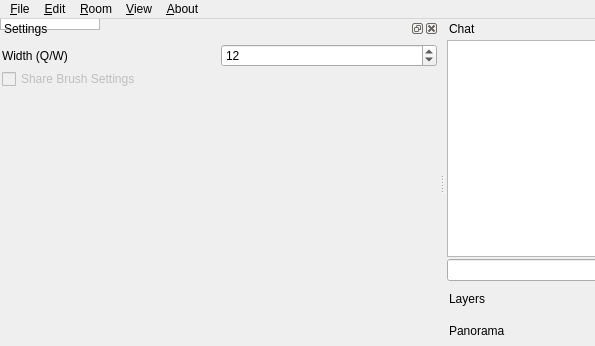
Above: widgets/mainwindow.ui from liuyanghejerry/painttyWidget before the change; both pictures show x 0 to 595 and y 0 to 346 of the 963 by 346 pixel window. Below: the same form after it.
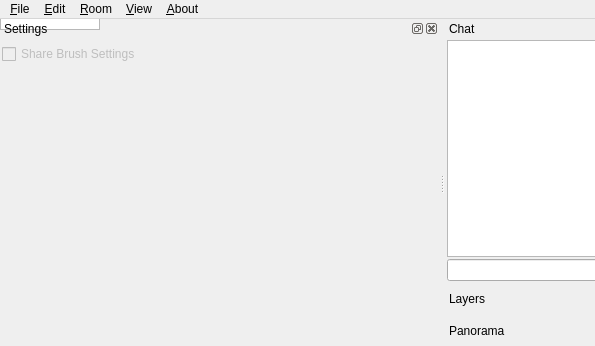
That is the form after the change. Custom widgets are drawn as their Qt base class.

Commit message: change: move width control to toolbar.

```diff
--- a/widgets/mainwindow.ui
+++ b/widgets/mainwindow.ui
@@ -55,33 +55,6 @@
      <item>
       <widget class="ColorGrid" name="colorGrid" native="true"/>
      </item>
-     <item>
-      <layout class="QHBoxLayout" name="horizontalLayout_3">
-       <property name="spacing">
-        <number>2</number>
-       </property>
-       <item>
-        <widget class="QLabel" name="label">
-         <property name="text">
-          <string>Width (Q/W)</string>
-         </property>
-        </widget>
-       </item>
-       <item>
-        <widget class="QSpinBox" name="spinBox">
-         <property name="minimum">
-          <number>1</number>
-         </property>
-         <property name="maximum">
-          <number>100</number>
-         </property>
-         <property name="value">
-          <number>12</number>
-         </property>
-        </widget>
-       </item>
-      </layout>
-     </item>
      <item>
       <widget class="QCheckBox" name="checkBox">
        <property name="enabled">
```
Left out of the diff: 3 changed lines with no effect on the pictures. The commit also changes 6 other files.
